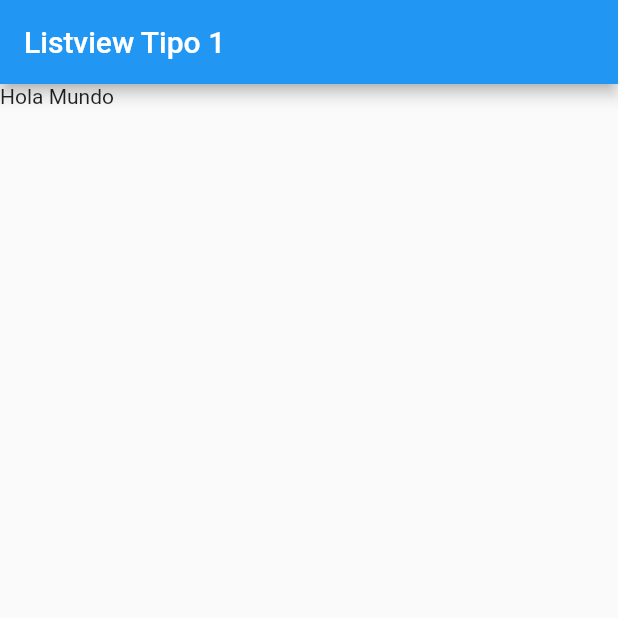
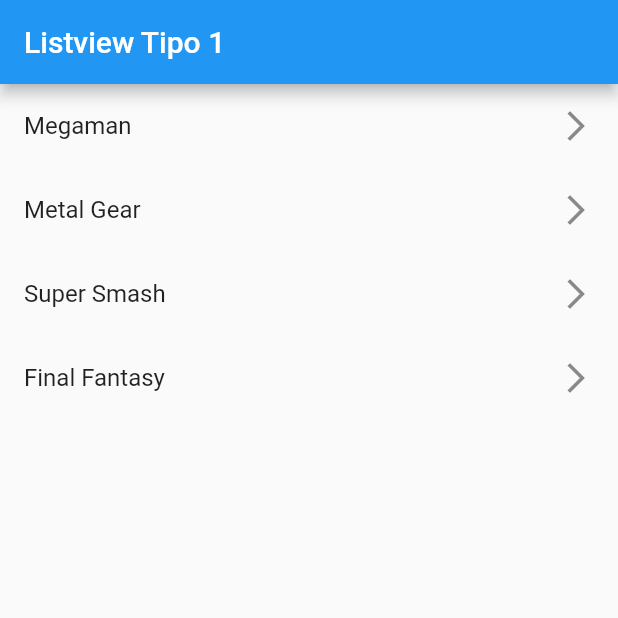
Before and after one commit to CRUXsur/marknotes, a Flutter app: the screen it shows after launch, on a phone screen of 412 x 824 dp, the top half of it. Run offline on Flutter 3.47's test engine with Material 2 defaults, Android fonts, the phone set to English and light mode, and no system bars.

Commit message:
Listview-ListTiles a partir de una lista estatica

```diff
--- a/lib/screens/listview1_screen.dart
+++ b/lib/screens/listview1_screen.dart
@@ -1,6 +1,13 @@
 import 'package:flutter/material.dart';
 
 class Listview1Screen extends StatelessWidget {
+  final options = const [
+    'Megaman',
+    'Metal Gear',
+    'Super Smash',
+    'Final Fantasy'
+  ];
+
   const Listview1Screen({Key? key}) : super(key: key);
 
   @override
@@ -10,8 +17,14 @@
           title: const Text('Listview Tipo 1'),
         ),
         body: ListView(
-          children: const [
-            Text('Hola Mundo'),
+          children: [
+            ...options
+                .map((game) => ListTile(
+                      //leading: Icon(Icons.access_time_sharp),
+                      title: Text(game),
+                      trailing: const Icon(Icons.arrow_forward_ios_outlined),
+                    ))
+                .toList()
           ],
         ));
   }
```
